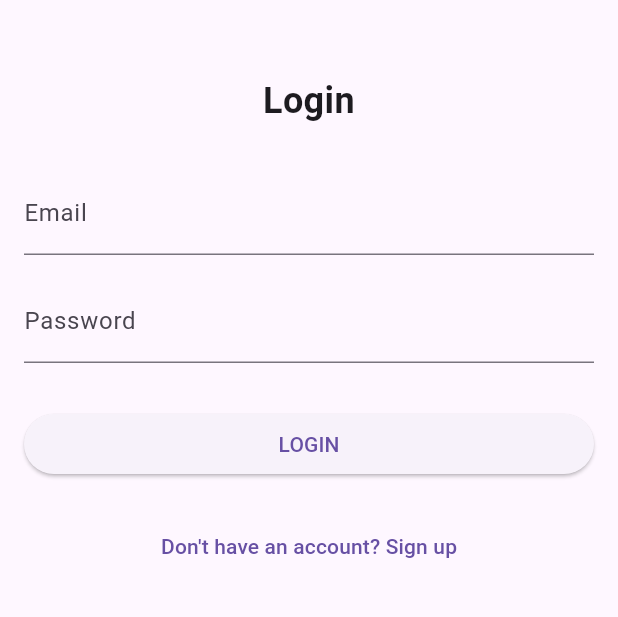
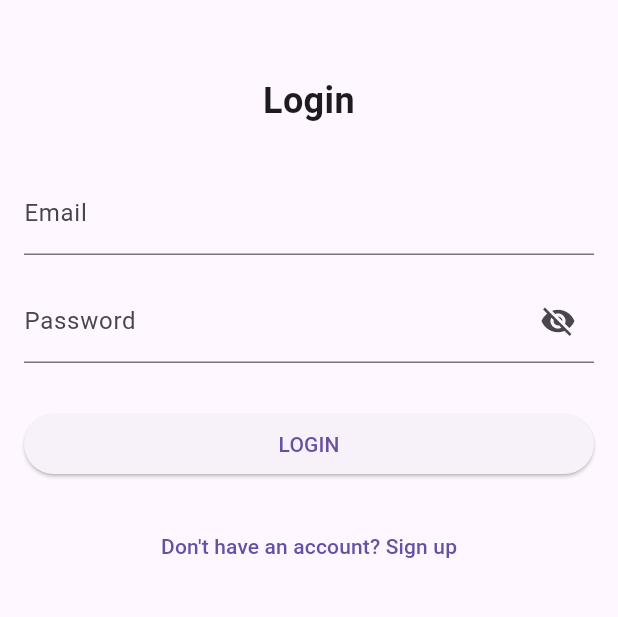
Before and after one commit to muhammadafiqzakaria/FYP-easy-parcel, a Flutter app: the screen it shows after launch, on a phone screen of 412 x 824 dp, the part 63-680 px from its top. Run offline on Flutter 3.47's test engine with Material 3 defaults, Android fonts, the light colour scheme and no system bars; our stand-ins replace firebase_core, firebase_messaging, supabase_flutter; missing offline and left inert: mobile_scanner; accounts and stored records are empty.

Commit message:
add eye icon to show password

```diff
--- a/easy_parcel_app/lib/screens/login_screen.dart
+++ b/easy_parcel_app/lib/screens/login_screen.dart
@@ -22,6 +22,7 @@ class _LoginScreenState extends State<LoginScreen> {
 
   bool _isLoading = false;
   bool _isLogin = true;
+  bool _obscurePassword = true;
   String _role = 'student';
 
   @override
@@ -133,10 +134,22 @@ class _LoginScreenState extends State<LoginScreen> {
               const SizedBox(height: 16),
               TextFormField(
                 controller: _passwordController,
-                decoration: const InputDecoration(labelText: 'Password'),
+                decoration: InputDecoration(
+                  labelText: 'Password',
+                  suffixIcon: IconButton(
+                    icon: Icon(
+                      _obscurePassword ? Icons.visibility_off : Icons.visibility,
+                    ),
+                    onPressed: () {
+                      setState(() {
+                        _obscurePassword = !_obscurePassword;
+                      });
+                    },
+                  ),
+                ),
                 validator: (value) =>
                     value!.length < 6 ? 'Minimum 6 characters' : null,
-                obscureText: true,
+                obscureText: _obscurePassword,
               ),
               const SizedBox(height: 30),
               if (_isLoading)
```
Also changed, not shown: 1 other file.
